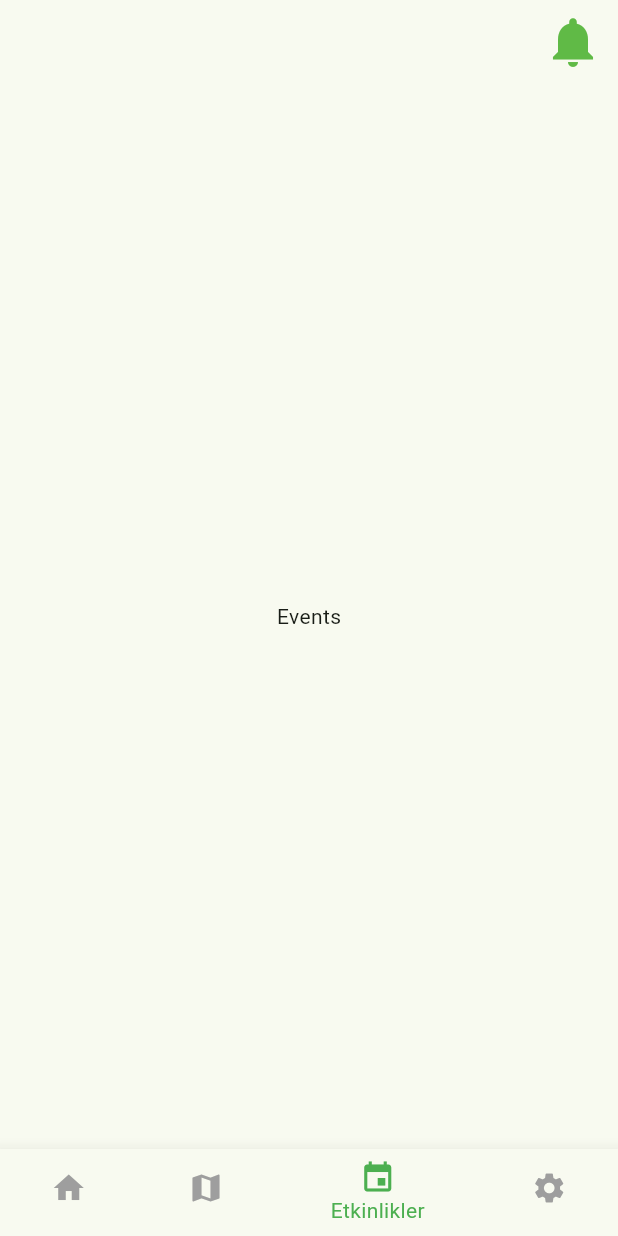
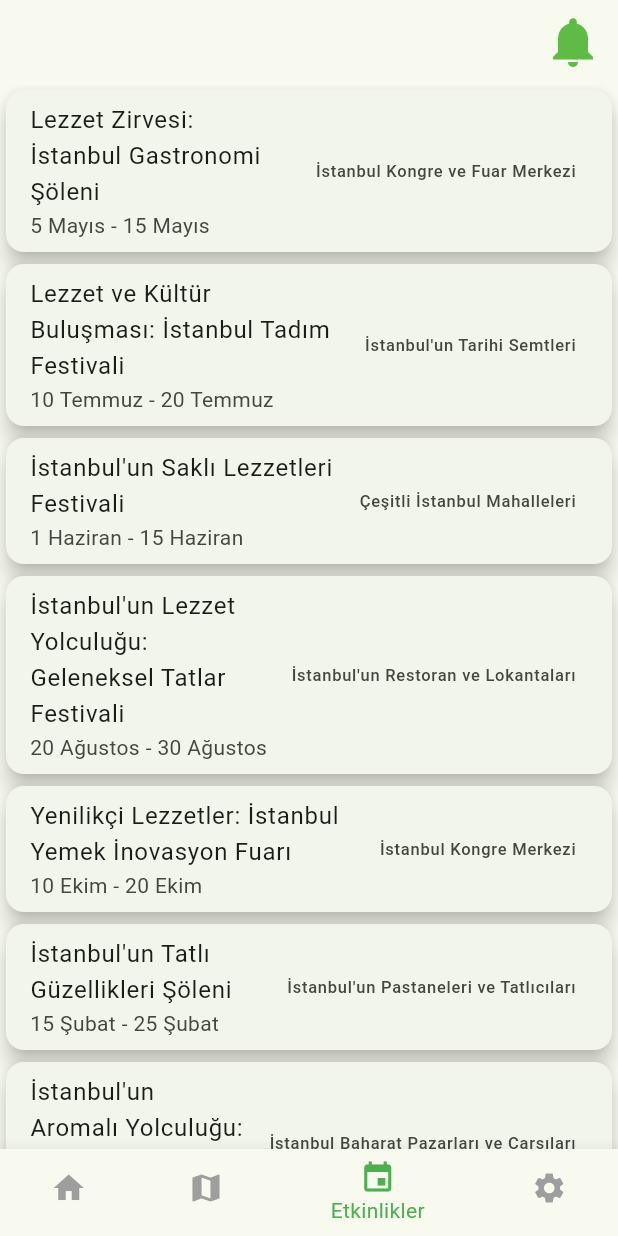
Before and after one commit to mehmetakifkucukkaya/gastronav_AppJam_OUA, a Flutter app: the screen it shows after launch, item 3 of the bottom bar chosen, on a phone screen of 412 x 824 dp. Run offline on Flutter 3.47's test engine with Material 3 defaults, Android fonts, the phone set to English and light mode, and no system bars; our stand-ins replace cloud_firestore, firebase_auth, firebase_core; accounts and stored records are empty; network calls fail.

Commit message:
Created FestivalPage

```diff
--- /dev/null
+++ b/assets/festivaller.json
@@ -0,0 +1,41 @@
+{
+    "etkinlikler_ve_festivaller": {
+        "İstanbul": [
+            {
+                "etkinlikAdi": "Lezzet Zirvesi: İstanbul Gastronomi Şöleni",
+                "tarih": "5 Mayıs - 15 Mayıs",
+                "yer": "İstanbul Kongre ve Fuar Merkezi"
+            },
+            {
+                "etkinlikAdi": "Lezzet ve Kültür Buluşması: İstanbul Tadım Festivali",
+                "tarih": "10 Temmuz - 20 Temmuz",
+                "yer": "İstanbul'un Tarihi Semtleri"
+            },
+            {
+                "etkinlikAdi": "İstanbul'un Saklı Lezzetleri Festivali",
+                "tarih": "1 Haziran - 15 Haziran",
+                "yer": "Çeşitli İstanbul Mahalleleri"
+            },
+            {
+                "etkinlikAdi": "İstanbul'un Lezzet Yolculuğu: Geleneksel Tatlar Festivali",
+                "tarih": "20 Ağustos - 30 Ağustos",
+                "yer": "İstanbul'un Restoran ve Lokantaları"
+            },
+            {
+                "etkinlikAdi": "Yenilikçi Lezzetler: İstanbul Yemek İnovasyon Fuarı",
+                "tarih": "10 Ekim - 20 Ekim",
+                "yer": "İstanbul Kongre Merkezi"
+            },
+            {
+                "etkinlikAdi": "İstanbul'un Tatlı Güzellikleri Şöleni",
+                "tarih": "15 Şubat - 25 Şubat",
+                "yer": "İstanbul'un Pastaneleri ve Tatlıcıları"
+            },
+            {
+                "etkinlikAdi": "İstanbul'un Aromalı Yolculuğu: Baharat Festivali",
+                "tarih": "5 Aralık - 15 Aralık",
+                "yer": "İstanbul Baharat Pazarları ve Çarşıları"
+            }
+        ]
+    }
+}
--- /dev/null
+++ b/lib/pages/festival_page.dart
@@ -0,0 +1,71 @@
+import 'dart:convert';
+
+import 'package:flutter/material.dart';
+import 'package:flutter/services.dart';
+
+class FestivalPage extends StatefulWidget {
+  const FestivalPage({super.key});
+
+  @override
+  _FestivalPageState createState() => _FestivalPageState();
+}
+
+class _FestivalPageState extends State<FestivalPage> {
+  List<Festival> _festivaller = [];
+  @override
+  void initState() {
+    super.initState();
+    _loadFestivaller();
+  }
+
+  Future<void> _loadFestivaller() async {
+    final festivallerJson =
+        await rootBundle.loadString('assets/festivaller.json');
+    final Map<String, dynamic> festivallerData =
+        json.decode(festivallerJson);
+    final List<dynamic> istanbulFestivaller =
+        festivallerData['etkinlikler_ve_festivaller']['İstanbul'];
+    setState(() {
+      _festivaller = istanbulFestivaller
+          .map((festivalJson) => Festival.fromJson(festivalJson))
+          .toList();
+    });
+  }
+
+  @override
+  Widget build(BuildContext context) {
+    return Scaffold(
+      body: _festivaller.isEmpty
+          ? const Center(child: CircularProgressIndicator())
+          : ListView.builder(
+              itemCount: _festivaller.length,
+              itemBuilder: (context, index) {
+                final festival = _festivaller[index];
+                return Card(
+                  elevation: 6,
+                  child: ListTile(
+                    title: Text(festival.etkinlikAdi),
+                    subtitle: Text(festival.tarih),
+                    trailing: Text(festival.yer),
+                  ),
+                );
+              },
+            ),
+    );
+  }
+}
+
+class Festival {
+  final String etkinlikAdi;
+  final String tarih;
+  final String yer;
+  Festival(
+      {required this.etkinlikAdi, required this.tarih, required this.yer});
+  factory Festival.fromJson(Map<String, dynamic> json) {
+    return Festival(
+      etkinlikAdi: json['etkinlikAdi'],
+      tarih: json['tarih'],
+      yer: json['yer'],
+    );
+  }
+}
--- a/lib/pages/home_page_bottom_navbar.dart
+++ b/lib/pages/home_page_bottom_navbar.dart
@@ -1,6 +1,6 @@
 import 'package:flutter/material.dart';
 import 'package:gastro_nav/data/data.dart';
-import 'package:gastro_nav/pages/event_page.dart';
+import 'package:gastro_nav/pages/festival_page.dart';
 import 'package:gastro_nav/pages/home_page.dart';
 import 'package:gastro_nav/pages/maps_page.dart';
 import 'package:gastro_nav/pages/settings_page.dart';
@@ -29,7 +29,7 @@ class _HomePageBottomNavbarState extends State<HomePageBottomNavbar> {
   final List<Widget> _widgetOptions = <Widget>[
     const HomePage(),
     const MapsPage(),
-    const EventsPage(),
+    const FestivalPage(),
     const SettingsPage(),
   ];
 
```
